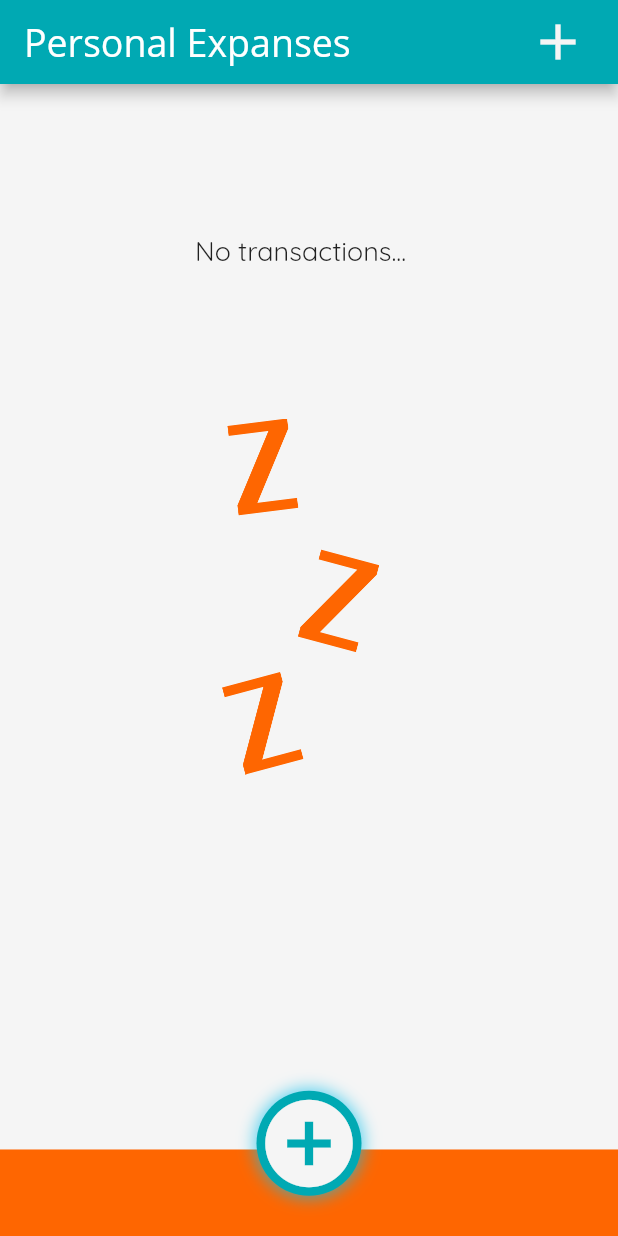
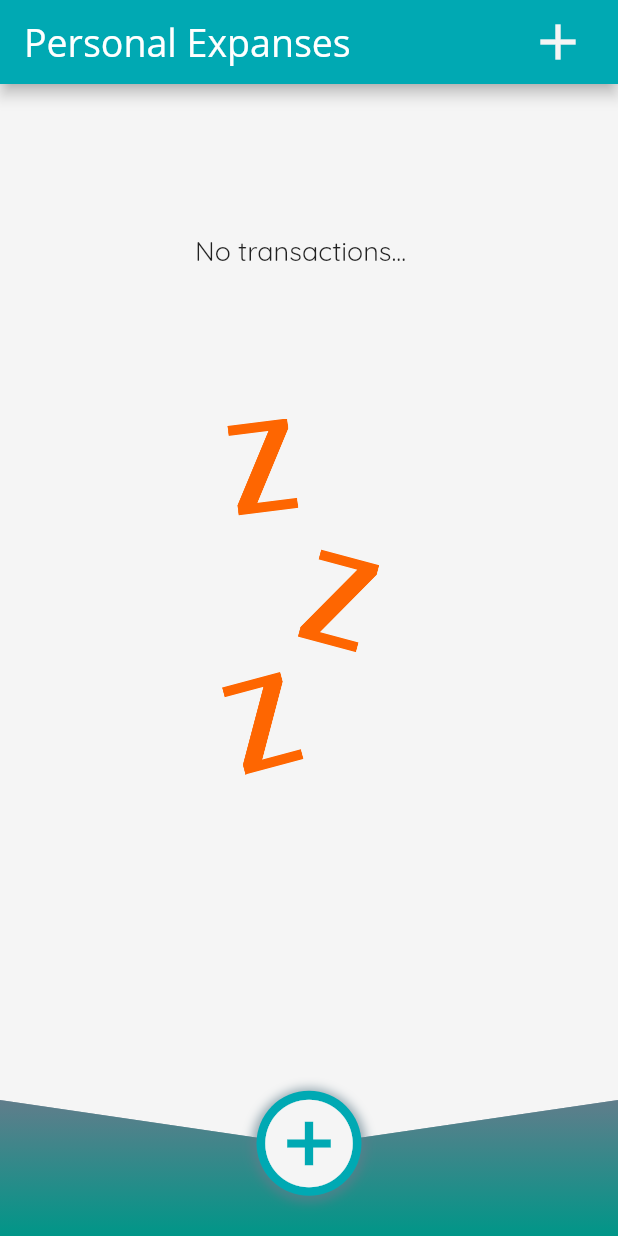
Before and after one commit to guilhermebernava/personal_expanses, a Flutter app: the screen it shows after launch, on a phone screen of 412 x 824 dp. Run offline on Flutter 3.47's test engine with Material 2 defaults, Android fonts, the phone set to English and light mode, and no system bars; our stand-ins replace animated_text_kit, sqflite; accounts and stored records are empty.

Commit message:
adicionando bottom bar

```diff
--- a/lib/themes/colors/app_colors.dart
+++ b/lib/themes/colors/app_colors.dart
@@ -1,6 +1,7 @@
 import 'package:flutter/material.dart';
 
 class AppColors {
+  static const greyBlueShadow = Color.fromARGB(169, 96, 125, 139);
   static const orange = Color(0xFFFE6601);
   static const orangeContrast = Color(0xff00A9B3);
   static const white = Color(0xffF5F5F5);
@@ -9,4 +10,9 @@ class AppColors {
     begin: Alignment.topLeft,
     end: Alignment.bottomRight,
   );
+  static const gradintBottomBar = LinearGradient(
+    colors: [Color(0xff009688), Color(0xff607d8b)],
+    begin: Alignment.bottomCenter,
+    end: Alignment.topCenter,
+  );
 }
--- a/lib/widgets/bottom_navibar_widget.dart
+++ b/lib/widgets/bottom_navibar_widget.dart
@@ -8,12 +8,40 @@ class BottomNavibarWidget extends StatelessWidget {
   @override
   Widget build(BuildContext context) {
     return Padding(
-      padding: EdgeInsets.only(top: MediaQuery.of(context).size.height * 0.05),
-      child: Container(
-        height: MediaQuery.of(context).size.height * 0.07,
-        width: MediaQuery.of(context).size.width,
-        color: AppColors.orange,
+      padding: EdgeInsets.only(top: MediaQuery.of(context).size.height * 0.01),
+      child: ClipPath(
+        clipper: CustomClip(),
+        child: Container(
+          height: MediaQuery.of(context).size.height * 0.11,
+          width: MediaQuery.of(context).size.width,
+          decoration: const BoxDecoration(
+              gradient: AppColors.gradintBottomBar,
+              boxShadow: [
+                BoxShadow(
+                  color: AppColors.greyBlueShadow,
+                  spreadRadius: 1,
+                  blurRadius: 1,
+                  offset: Offset(0, -10),
+                ),
+              ]),
+        ),
       ),
     );
   }
 }
+
+class CustomClip extends CustomClipper<Path> {
+  @override
+  Path getClip(Size size) {
+    Path path = Path();
+    path.lineTo(0, size.height);
+    path.lineTo(size.width, size.height);
+    path.lineTo(size.width, 0.0);
+    path.lineTo(size.width / 2, size.height / 3);
+    path.lineTo(0, 0);
+    return path;
+  }
+
+  @override
+  bool shouldReclip(covariant CustomClipper<Path> oldClipper) => false;
+}
--- a/lib/widgets/button_navibar.dart
+++ b/lib/widgets/button_navibar.dart
@@ -11,9 +11,10 @@ class ButtonNavibar extends Padding {
             child: Container(
               decoration: BoxDecoration(boxShadow: const [
                 BoxShadow(
-                  color: Color.fromARGB(184, 13, 191, 236),
-                  spreadRadius: 1,
-                  blurRadius: 9,
+                  color: AppColors.greyBlueShadow,
+                  spreadRadius: 3,
+                  blurRadius: 5,
+                  offset: Offset(0, 1.5),
                 )
               ], shape: BoxShape.circle, color: Theme.of(context).primaryColor),
               child: const Icon(
```
